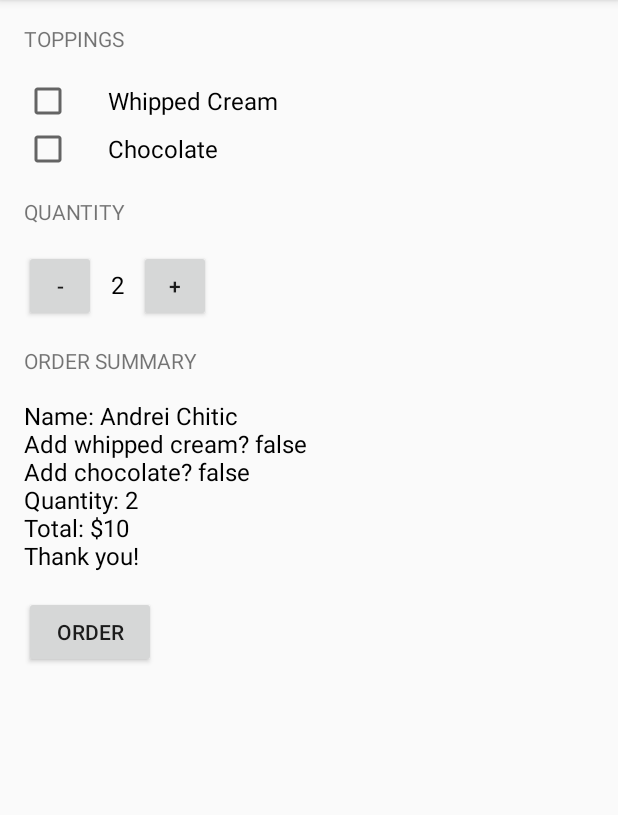
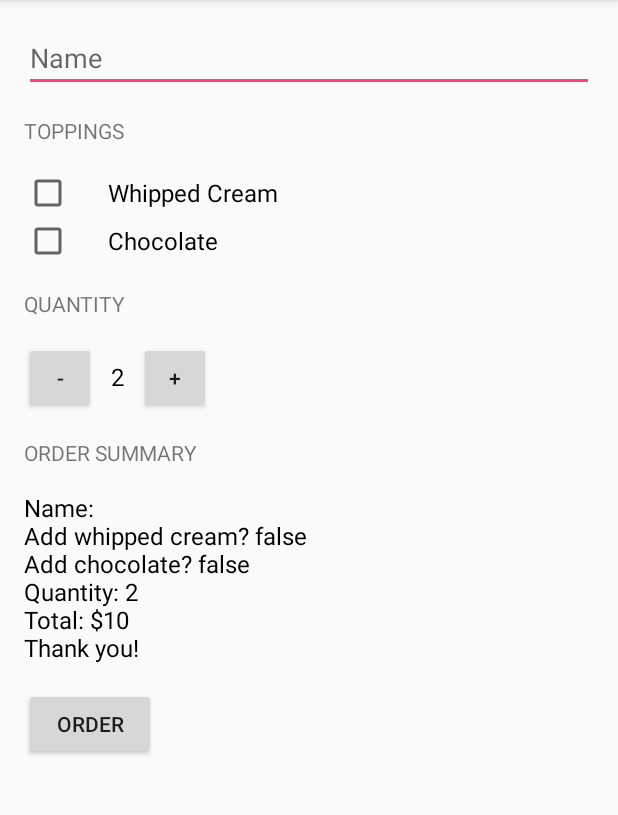
Before and after one commit to k0m0d0/JustJava, an Android app: the screen it shows after launch (MainActivity), after a tap on "ORDER", on a phone screen of 412 x 824 dp, the part 84-899 px from its top. Run offline under Robolectric (Android 15) with nearby library versions, the phone set to English and light mode, and no system bars.

Commit message:
Lesson 6-20

```diff
--- a/app/src/main/java/com/example/android/justjava/MainActivity.java
+++ b/app/src/main/java/com/example/android/justjava/MainActivity.java
@@ -6,14 +6,19 @@
  */
 package com.example.android.justjava;
 
+import android.content.Intent;
 import android.graphics.Color;
+import android.net.Uri;
 import android.os.Bundle;
 import android.support.v7.app.AppCompatActivity;
 import android.util.Log;
 import android.view.View;
 import android.widget.CheckBox;
+import android.widget.EditText;
 import android.widget.TextView;
 import android.widget.Toast;
+
+import java.net.URI;
 
 /**
  * This app displays an order form to order coffee.
@@ -32,19 +37,31 @@ public class MainActivity extends AppCompatActivity {
      * This method is called when the order button is clicked.
      */
     public void submitOrder(View view) {
-
-        int price = calculatePrice();
-        //Log.v("MainActivity", "The price is " + price);
-
         CheckBox whippedCreamCheckBox = (CheckBox) findViewById(R.id.whipped_cream_checkbox);
         boolean hasWhippedCream = whippedCreamCheckBox.isChecked();
 
         CheckBox chocolateCheckBox = (CheckBox) findViewById(R.id.chocolate_checkbox);
         boolean hasChocolate = chocolateCheckBox.isChecked();
 
+        int price = calculatePrice(hasWhippedCream, hasChocolate);
+
+        EditText customerNameText = (EditText) findViewById(R.id.name_field);
+        String customerName = customerNameText.getText().toString();
+
         //Log.v("MainActivity", "Has whipped cream: " + hasWhippedCream);
 
-        displayMessage(createOrderSummary(price, hasWhippedCream, hasChocolate));
+        String message = createOrderSummary(price, hasWhippedCream, hasChocolate, customerName);
+
+
+        Intent intent = new Intent(Intent.ACTION_SENDTO);
+        intent.setData(Uri.parse("mailto:")); // only email apps should handle this
+        intent.putExtra(Intent.EXTRA_SUBJECT, "JustJava order for " + customerName);
+        intent.putExtra(Intent.EXTRA_TEXT,message);
+        if (intent.resolveActivity(getPackageManager()) != null) {
+            startActivity(intent);
+        }
+
+        displayMessage(message);
 
         //Toast to01 = Toast.makeText(this,"Order created!",10);
         //to01.show();
@@ -57,7 +74,13 @@ public class MainActivity extends AppCompatActivity {
      * This method is called when the + button is clicked.
      */
     public void increment(View view) {
-        quantity = quantity + 1;
+        if (quantity < 100) {
+            quantity = quantity + 1;
+        } else {
+            Toast to01 = Toast.makeText(this,"Maximum number of cups of coffee is 100!",Toast.LENGTH_SHORT);
+            to01.show();
+            return;
+        }
         displayQuantity(quantity);
     }
 
@@ -65,7 +88,13 @@ public class MainActivity extends AppCompatActivity {
      * This method is called when the - button is clicked.
      */
     public void decrement(View view) {
-        quantity = quantity - 1;
+        if (quantity > 1) {
+            quantity = quantity - 1;
+        } else {
+            Toast to01 = Toast.makeText(this,"You should order at least one coffee!",Toast.LENGTH_SHORT);
+            to01.show();
+            return;
+        }
         displayQuantity(quantity);
     }
 
@@ -94,10 +123,22 @@ public class MainActivity extends AppCompatActivity {
     /**
      * Calculates the price of the order.
      *
+     * @param hasWhippedCream is whether or not the user wants cream topping
+     * @param hasChocolate    is whether or not the user wants chocolate
      * @return total price
      */
-    private int calculatePrice() {
-        return quantity * 5;
+    private int calculatePrice(boolean hasWhippedCream, boolean hasChocolate) {
+        int basePrice = 5;
+
+        if (hasWhippedCream) {
+            basePrice = basePrice + 1;
+        }
+
+        if (hasChocolate) {
+            basePrice = basePrice + 2;
+        }
+
+        return quantity * basePrice;
     }
 
     /**
@@ -108,8 +149,8 @@ public class MainActivity extends AppCompatActivity {
      * @param addChocolate    is whether or not the user wants chocolate topping
      * @return the summary
      */
-    private String createOrderSummary(int price, boolean addWhippedCream, boolean addChocolate) {
-        String summary = "Name: Andrei Chitic" + "\nAdd whipped cream? " + addWhippedCream;
+    private String createOrderSummary(int price, boolean addWhippedCream, boolean addChocolate, String customerName) {
+        String summary = "Name: " + customerName + "\nAdd whipped cream? " + addWhippedCream;
         summary += "\nAdd chocolate? " + addChocolate;
         summary += "\nQuantity: " + quantity + "\nTotal: $" + price + "\nThank you!";
         return summary;
--- a/app/src/main/res/layout/activity_main.xml
+++ b/app/src/main/res/layout/activity_main.xml
@@ -1,9 +1,9 @@
 <?xml version="1.0" encoding="utf-8"?>
 
 <ScrollView xmlns:android="http://schemas.android.com/apk/res/android"
+    xmlns:tools="http://schemas.android.com/tools"
     android:layout_width="match_parent"
     android:layout_height="match_parent"
-    xmlns:tools="http://schemas.android.com/tools"
     tools:context="com.example.android.justjava.MainActivity">
 
     <LinearLayout xmlns:android="http://schemas.android.com/apk/res/android"
@@ -11,8 +11,15 @@
         android:layout_width="match_parent"
         android:layout_height="match_parent"
         android:orientation="vertical"
-        android:padding="16dp"
-        >
+        android:padding="16dp">
+
+        <EditText
+            android:id="@+id/name_field"
+            android:layout_width="match_parent"
+            android:layout_height="wrap_content"
+            android:layout_marginBottom="16dp"
+            android:hint="Name"
+            android:inputType="textCapWords"/>
 
         <TextView
             android:layout_width="wrap_content"
```
